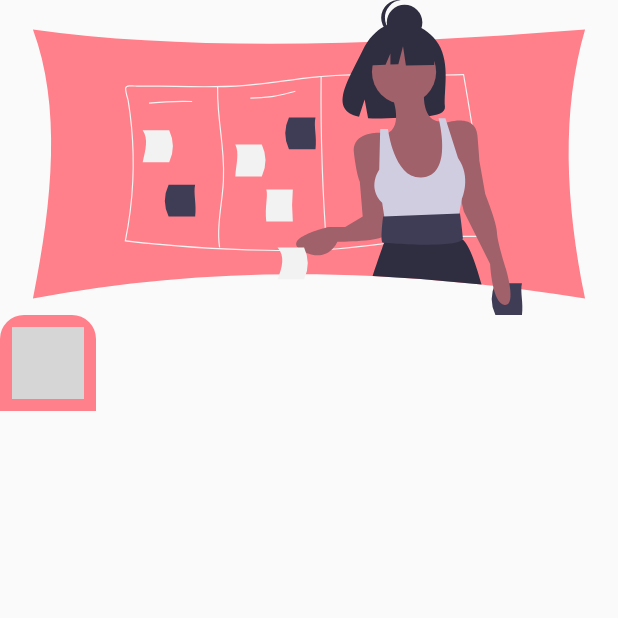
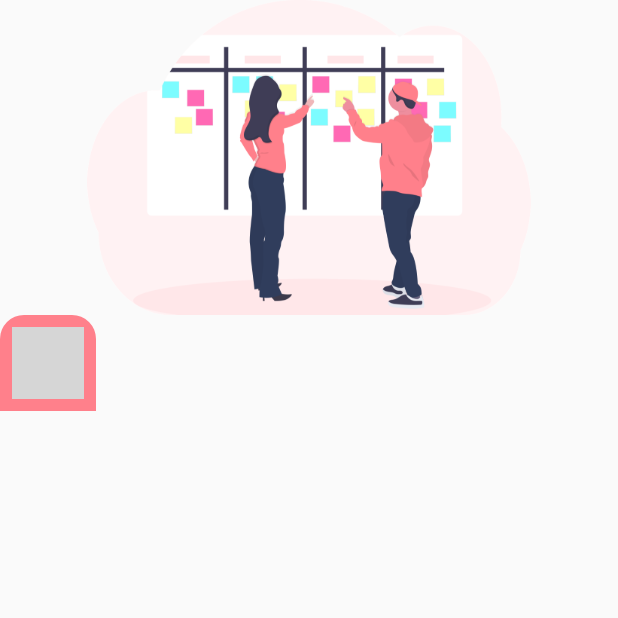
Before and after one commit to maxiin/MeetIn, a Flutter app: the EventPage screen opened by its route, on a phone screen of 412 x 824 dp, the top half of it. Run offline on Flutter 3.47's test engine with Material 2 defaults, Android fonts, the phone set to English and light mode, and no system bars; our stand-ins replace flutter_slidable, geolocator, google_maps_flutter, image_cropper, image_picker, rxdart and 1 more; missing offline and left inert: flutter_google_places, google_maps_webservice; statements that could not run were skipped; grey boxes are pictures that could not be loaded.

Commit message:
remove svg implementations

```diff
--- a/lib/components/selectImg.dart
+++ b/lib/components/selectImg.dart
@@ -3,17 +3,15 @@ import 'dart:io';
 import 'package:events_app/utils/colors.dart';
 import 'package:events_app/utils/image.dart';
 import 'package:flutter/material.dart';
-import 'package:flutter_svg/flutter_svg.dart';
 import 'package:image_cropper/image_cropper.dart';
 import 'package:image_picker/image_picker.dart';
 
-enum SelectType {
-  round,
-  full
-}
+enum SelectType { round, full }
 
 class SelectImg extends StatefulWidget {
-  SelectImg({this.type = SelectType.round, this.canEdit = false, this.clear = false}) : super();
+  SelectImg(
+      {this.type = SelectType.round, this.canEdit = false, this.clear = false})
+      : super();
 
   final SelectType type;
   final bool canEdit;
@@ -32,34 +30,46 @@ class SelectImgState extends State<SelectImg> {
   Widget build(BuildContext context) {
     final height = widget.type == SelectType.round ? 80.0 : 210.0;
     final width = widget.type == SelectType.round ? 80.0 : double.infinity;
-    final padding = widget.type == SelectType.round ? EdgeInsets.fromLTRB(16, 16, 0, 0) : EdgeInsets.fromLTRB(0, 0, 0, 0);
+    final padding = widget.type == SelectType.round
+        ? EdgeInsets.fromLTRB(16, 16, 0, 0)
+        : EdgeInsets.fromLTRB(0, 0, 0, 0);
 
     final roundImg = Padding(
         padding: padding,
         child: CircleAvatar(
           radius: 40,
-        child: _picture == null ? SvgPicture.asset('assets/defaults/female-avatar.svg') : null,
+          //child: _picture == null ? SvgPicture.asset('assets/defaults/female-avatar.svg') : null,
+          child: _picture == null
+              ? Image.asset('assets/images/undraw_female_avatar.png')
+              : null,
           backgroundImage: _picture == null ? null : FileImage(_picture),
-      )
-    );
+        ));
     final fullImg = Center(
-      child:
-        _picture == null ?
-          SvgPicture.asset('assets/images/preparation.svg', width: width, height: height) :
-          Image(image: FileImage(_picture), width: width, height: height,)
-    );
+        child: _picture == null
+            //? SvgPicture.asset('assets/images/preparation.svg',
+            ? Image.asset('assets/images/undraw_board.png',
+                width: width, height: height)
+            : Image(
+                image: FileImage(_picture),
+                width: width,
+                height: height,
+              ));
     final img = widget.type == SelectType.round ? roundImg : fullImg;
-    final imgRatio = widget.type == SelectType.round ? CropAspectRatioPreset.square : CropAspectRatioPreset.ratio16x9;
+    final imgRatio = widget.type == SelectType.round
+        ? CropAspectRatioPreset.square
+        : CropAspectRatioPreset.ratio16x9;
 
-    Color colorTint = widget.type == SelectType.round ? tintColor : clearBackTintColor;
-    if(_picture != null || !widget.canEdit || widget.clear) {
+    Color colorTint =
+        widget.type == SelectType.round ? tintColor : Colors.transparent;
+    if (_picture != null || !widget.canEdit || widget.clear) {
       colorTint = transparentColor;
     }
 
-    final border = widget.type == SelectType.round ? BorderRadius.all(Radius.circular(40)) : null;
-    final colorBtn = widget.type == SelectType.round ? primaryColor : clearColor;
+    final border = widget.type == SelectType.round
+        ? BorderRadius.all(Radius.circular(40))
+        : null;
 
-    final pickImg = () async{
+    final pickImg = () async {
       var image = await ImagePicker.pickImage(
         source: ImageSource.gallery,
       );
@@ -69,15 +79,15 @@ class SelectImgState extends State<SelectImg> {
       });
     };
     final photoButton = IconButton(
-      icon: Icon(Icons.photo_camera, color: colorBtn),
-      onPressed: pickImg
-    );
+        icon: Icon(Icons.photo_camera, color: primaryColor),
+        onPressed: pickImg);
     final iconButton = widget.canEdit ? photoButton : null;
 
     return Stack(
       children: <Widget>[
         img,
-        Padding(padding: padding,
+        Padding(
+          padding: padding,
           child: Container(
               width: width,
               height: height,
@@ -85,8 +95,7 @@ class SelectImgState extends State<SelectImg> {
                 color: colorTint,
                 borderRadius: border,
               ),
-          child: iconButton
-          ),
+              child: iconButton),
         ),
       ],
     );
--- a/lib/pages/dashboard.dart
+++ b/lib/pages/dashboard.dart
@@ -10,7 +10,6 @@ import 'package:events_app/services/event.srvc.dart';
 import 'package:events_app/utils/colors.dart';
 import 'package:events_app/utils/design.dart';
 import 'package:flutter/material.dart';
-import 'package:flutter_svg/svg.dart';
 import 'package:intl/intl.dart';
 
 import '../repository.dart';
@@ -78,7 +77,8 @@ class DashboardState extends State<DashboardPage> {
           TitleText('Upcoming Events'),
           FloatingActionButton(
             onPressed: () {},
-            child: SvgPicture.asset('assets/defaults/female-avatar.svg'),
+            //child: SvgPicture.asset('assets/defaults/female-avatar.svg'),
+            child: Image.asset('assets/images/undraw_female_avatar.png'),
             shape: borderRadius,
             mini: true,
           ),
--- a/lib/pages/event.dart
+++ b/lib/pages/event.dart
@@ -5,7 +5,6 @@ import 'package:events_app/entities/event.dart';
 import 'package:events_app/utils/colors.dart';
 import 'package:events_app/utils/design.dart';
 import 'package:flutter/material.dart';
-import 'package:flutter_svg/flutter_svg.dart';
 import 'package:shimmer/shimmer.dart';
 
 import '../repository.dart';
```
Also changed, not shown: lib/pages/createEvent.dart (+34 -23 lines), lib/pages/login.dart (+7 -8 lines), pubspec.yaml (+6 -2 lines), assets/images/logo-dark.png (added), assets/images/undraw_board.png (added), assets/images/undraw_female_avatar.png (added), assets/images/undraw_male_avatar.png (added), assets/images/undraw_page.png (added), pubspec.lock. Lines whose indentation alone changed are shown as unchanged.
